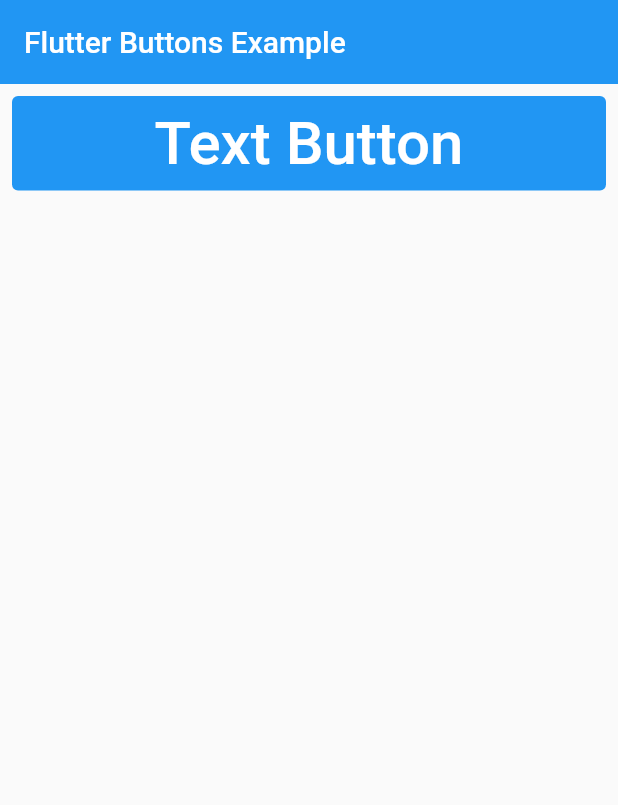
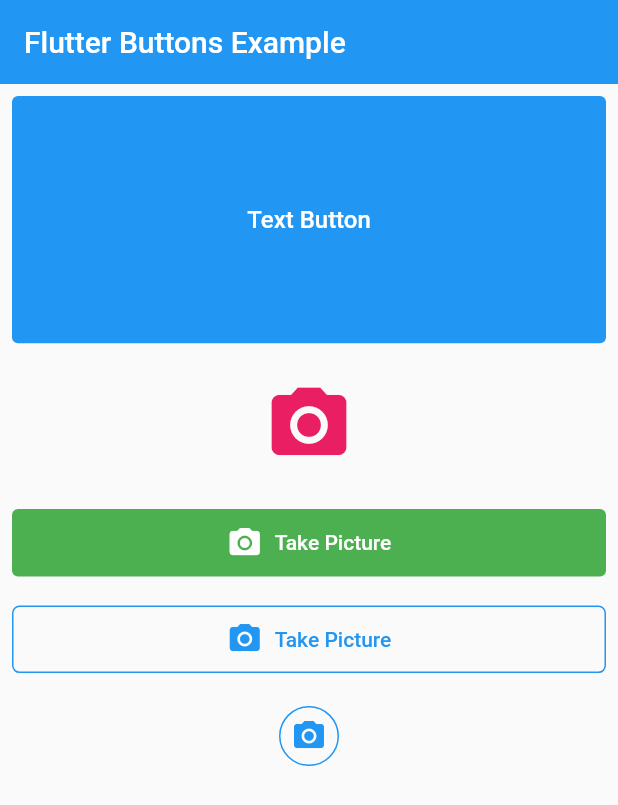
Before and after one commit to SatishKumarRaizada/flutter_button_types, a Flutter app: the screen it shows after launch, on a phone screen of 412 x 824 dp. Shown: the top 805 px of the screen. Run offline on Flutter 3.47's test engine with Material 2 defaults, Android fonts, the phone set to English and light mode, and no system bars.

Commit message:
example code added

```diff
--- a/example/lib/main.dart
+++ b/example/lib/main.dart
@@ -46,9 +46,38 @@ class _MyHomePageState extends State<MyHomePage> {
           children: <Widget>[
             FlutterTextButton(
               buttonText: 'Text Button',
-              textSize: 40,
+              buttonHeight: _height * 0.2,
               onTap: () {},
             ),
+            SizedBox(height: _height * 0.02),
+            FlutterCircleButton(
+              buttonColor: Colors.pink,
+              buttonBorderColor: Colors.transparent,
+              buttonIcon: const Icon(
+                Icons.camera_alt,
+                size: 60,
+              ),
+              onTap: () {},
+            ),
+            SizedBox(height: _height * 0.02),
+            FlutterIconButton(
+              buttonText: 'Take Picture',
+              buttonColor: Colors.green,
+              buttonIcon: const Icon(Icons.camera_alt),
+              onTap: () {},
+            ),
+            SizedBox(height: _height * 0.02),
+            FlutterOutlineIconButton(
+              buttonText: 'Take Picture',
+              buttonIcon: const Icon(Icons.camera_alt),
+              onTap: () {},
+            ),
+            SizedBox(height: _height * 0.02),
+            FlutterCircleButton(
+              buttonIcon: const Icon(Icons.camera_alt),
+              onTap: () {},
+            ),
+            SizedBox(height: _height * 0.02),
           ],
         ),
       ),
```
